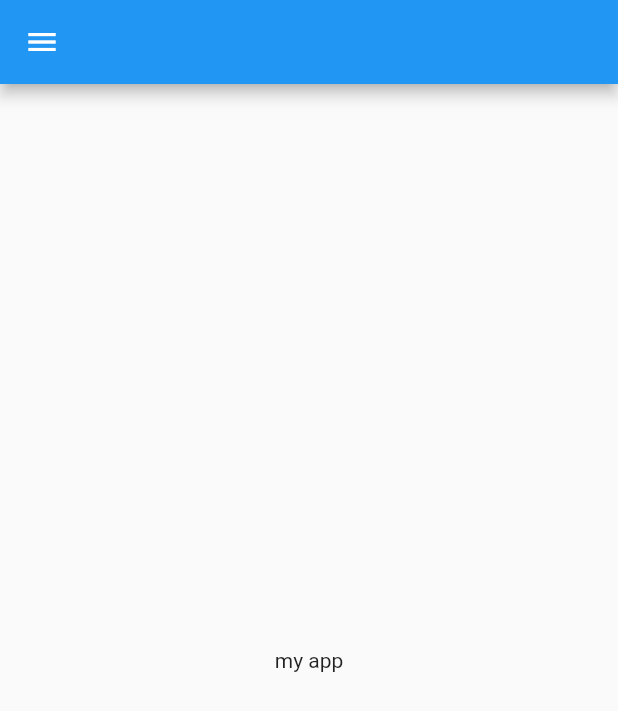
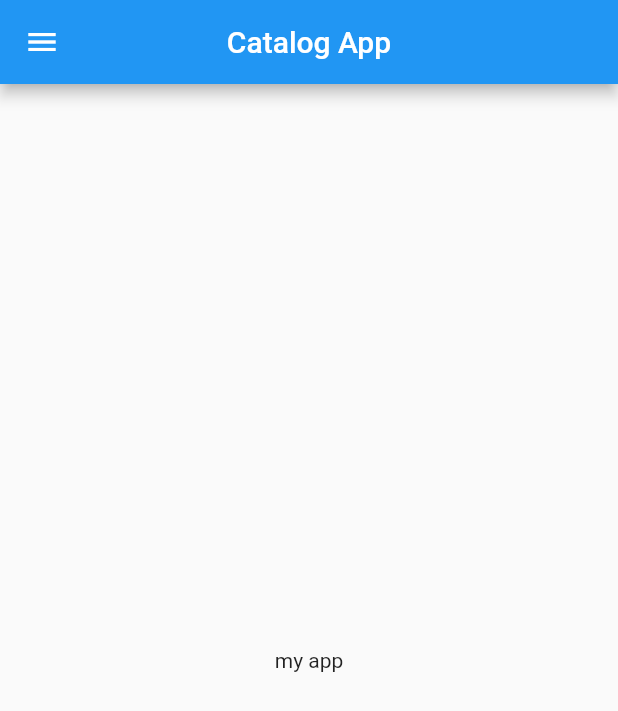
Before and after one commit to yusuf-raza/catalog-app, a Flutter app: the screen it shows after launch, on a phone screen of 412 x 824 dp. Shown: the top 711 px of the screen. Run offline on Flutter 3.47's test engine with Material 2 defaults, Android fonts, the phone set to English and light mode, and no system bars.

Commit message:
day-2, routes, asset folder, theme data

```diff
--- a/lib/main.dart
+++ b/lib/main.dart
@@ -1,4 +1,5 @@
-import 'package:catalog_app/home_page.dart';
+import 'package:catalog_app/screens/home_page.dart';
+import 'package:catalog_app/screens/login_screen.dart';
 import 'package:flutter/material.dart';
 
 void main() {
@@ -12,11 +13,17 @@ class MyApp extends StatelessWidget {
   @override
   Widget build(BuildContext context) {
     return MaterialApp(
-      title: 'Flutter Demo',
+      title: 'Catalog App',
+      //themeMode:ThemeMode.dark,
+      darkTheme: ThemeData(brightness: Brightness.dark),
       theme: ThemeData(
         primarySwatch: Colors.blue,
       ),
-      home:HomePage(),
+     // home: HomePage(),
+      routes: {
+        "/": (context) => HomePage(),
+        "/login": (context) => LoginScreen()
+      },
     );
   }
 }
--- a/lib/home_page.dart
+++ b/lib/screens/home_page.dart
@@ -8,11 +8,11 @@ class HomePage extends StatelessWidget {
   @override
   Widget build(BuildContext context) {
     return Scaffold(
-      appBar: AppBar(),
+      appBar: AppBar(title: const Text("Catalog App"),centerTitle: true,),
       body: Container(
-        child: Center(child: Text("my app"),),
+        child: const Center(child: Text("my app"),),
       ),
-      drawer: Drawer(elevation: 10,),
+      drawer: const Drawer(elevation: 10,),
     );
   }
 }
--- /dev/null
+++ b/lib/screens/login_screen.dart
@@ -0,0 +1,11 @@
+
+import 'package:flutter/material.dart';
+
+class LoginScreen extends StatelessWidget {
+  const LoginScreen({Key? key}) : super(key: key);
+
+  @override
+  Widget build(BuildContext context) {
+    return Container();
+  }
+}
```
Also changed, not shown: lib/assets/login.png (added).
